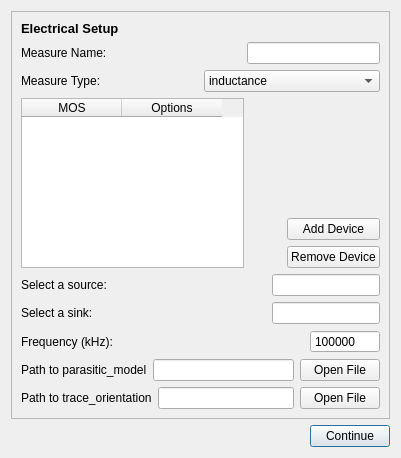
Before: the Qt Designer form NEW_UI/ui/electricalSetup.ui in e3da/PowerSynth2-core, drawn with Qt 5.
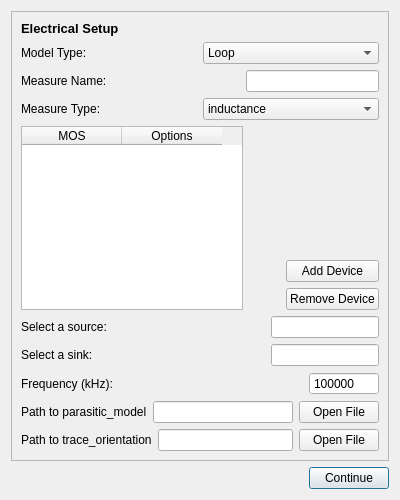
After: the same form once the commit is applied.

```diff
--- a/NEW_UI/ui/electricalSetup.ui
+++ b/NEW_UI/ui/electricalSetup.ui
@@ -6,8 +6,8 @@
    <rect>
     <x>0</x>
     <y>0</y>
-    <width>401</width>
-    <height>458</height>
+    <width>400</width>
+    <height>500</height>
    </rect>
   </property>
   <property name="windowTitle">
@@ -30,6 +30,41 @@
         </property>
        </widget>
       </item>
+      <item>
+       <layout class="QHBoxLayout" name="horizontalLayout_17">
+        <item>
+         <widget class="QLabel" name="label_24">
+          <property name="text">
+           <string>Model Type:</string>
+          </property>
+         </widget>
+        </item>
+        <item>
+         <widget class="QComboBox" name="combo_measure_type_2">
+          <item>
+           <property name="text">
+            <string>Loop</string>
+           </property>
+          </item>
+          <item>
+           <property name="text">
+            <string>FastHenry</string>
+           </property>
+          </item>
+          <item>
+           <property name="text">
+            <string>PEEC</string>
+           </property>
+          </item>
+          <item>
+           <property name="text">
+            <string>Response Surface</string>
+           </property>
+          </item>
+         </widget>
+        </item>
+       </layout>
+      </item>
       <item>
        <layout class="QHBoxLayout" name="horizontalLayout_12">
         <item>
```
Left out of the diff: 2 changed lines with no effect on the pictures.
